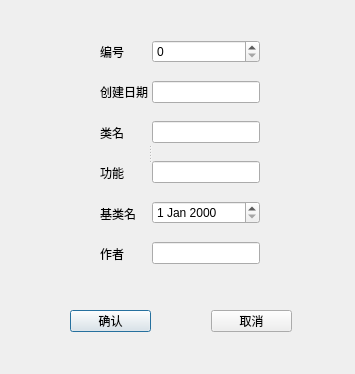
Old version of the form newclassdialog.ui in the repository Serissia/Qt_OOPManager.
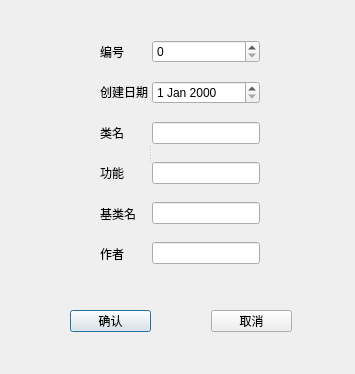
New version of the form.

Diff of the .ui file:
```diff
--- a/newclassdialog.ui
+++ b/newclassdialog.ui
@@ -25,7 +25,7 @@
    <property name="orientation">
     <enum>Qt::Horizontal</enum>
    </property>
-   <widget class="QWidget" name="">
+   <widget class="QWidget" name="layoutWidget">
     <layout class="QVBoxLayout" name="verticalLayout_2">
      <property name="spacing">
       <number>18</number>
@@ -74,7 +74,7 @@
      </item>
     </layout>
    </widget>
-   <widget class="QWidget" name="">
+   <widget class="QWidget" name="layoutWidget">
     <layout class="QVBoxLayout" name="verticalLayout">
      <property name="spacing">
       <number>18</number>
@@ -87,7 +87,7 @@
       </widget>
      </item>
      <item>
-      <widget class="QLineEdit" name="lineBase"/>
+      <widget class="QDateEdit" name="dateEdit"/>
      </item>
      <item>
       <widget class="QLineEdit" name="lineClass"/>
@@ -96,7 +96,7 @@
       <widget class="QLineEdit" name="lineFunc"/>
      </item>
      <item>
-      <widget class="QDateEdit" name="dateEdit"/>
+      <widget class="QLineEdit" name="lineBase"/>
      </item>
      <item>
       <widget class="QLineEdit" name="lineAuth"/>
@@ -104,7 +104,7 @@
     </layout>
    </widget>
   </widget>
-  <widget class="QWidget" name="">
+  <widget class="QWidget" name="layoutWidget">
    <property name="geometry">
     <rect>
      <x>70</x>
```
